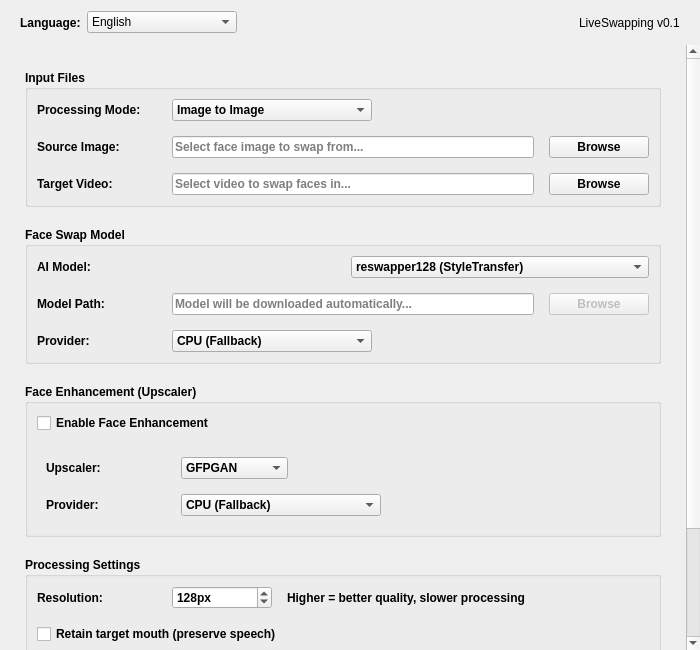
Old version of the form liveswapping/gui/video_gui.ui in the repository NeuroDonu/LiveSwapping.
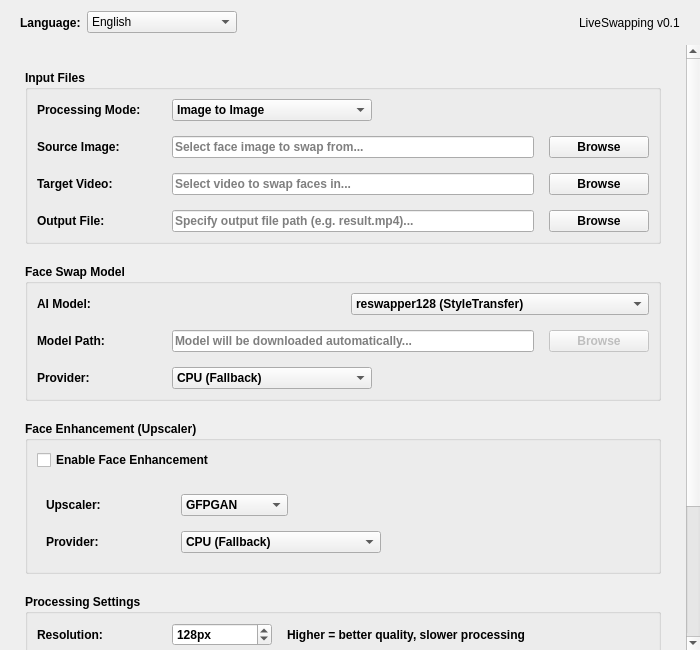
New version of the form.

Diff of the .ui file:
```diff
--- a/liveswapping/gui/video_gui.ui
+++ b/liveswapping/gui/video_gui.ui
@@ -320,6 +320,49 @@
             </item>
            </layout>
           </item>
+          <item>
+           <layout class="QHBoxLayout" name="outputLayout">
+            <item>
+             <widget class="QLabel" name="outputLabel">
+              <property name="minimumSize">
+               <size>
+                <width>120</width>
+                <height>0</height>
+               </size>
+              </property>
+              <property name="text">
+               <string>Output File:</string>
+              </property>
+              <property name="font">
+               <font>
+                <weight>75</weight>
+                <bold>true</bold>
+               </font>
+              </property>
+             </widget>
+            </item>
+            <item>
+             <widget class="QLineEdit" name="outputEdit">
+              <property name="placeholderText">
+               <string>Specify output file path (e.g. result.mp4)...</string>
+              </property>
+             </widget>
+            </item>
+            <item>
+             <widget class="QPushButton" name="outputBrowseButton">
+              <property name="minimumSize">
+               <size>
+                <width>100</width>
+                <height>0</height>
+               </size>
+              </property>
+              <property name="text">
+               <string>Browse</string>
+              </property>
+             </widget>
+            </item>
+           </layout>
+          </item>
          </layout>
         </widget>
        </item>
```
